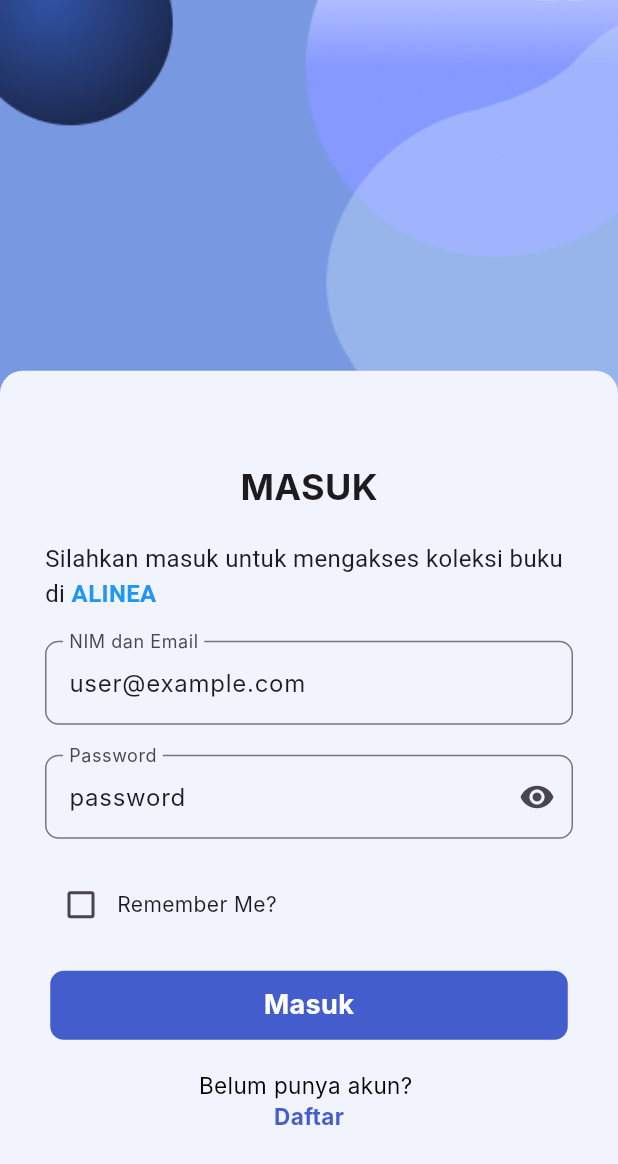
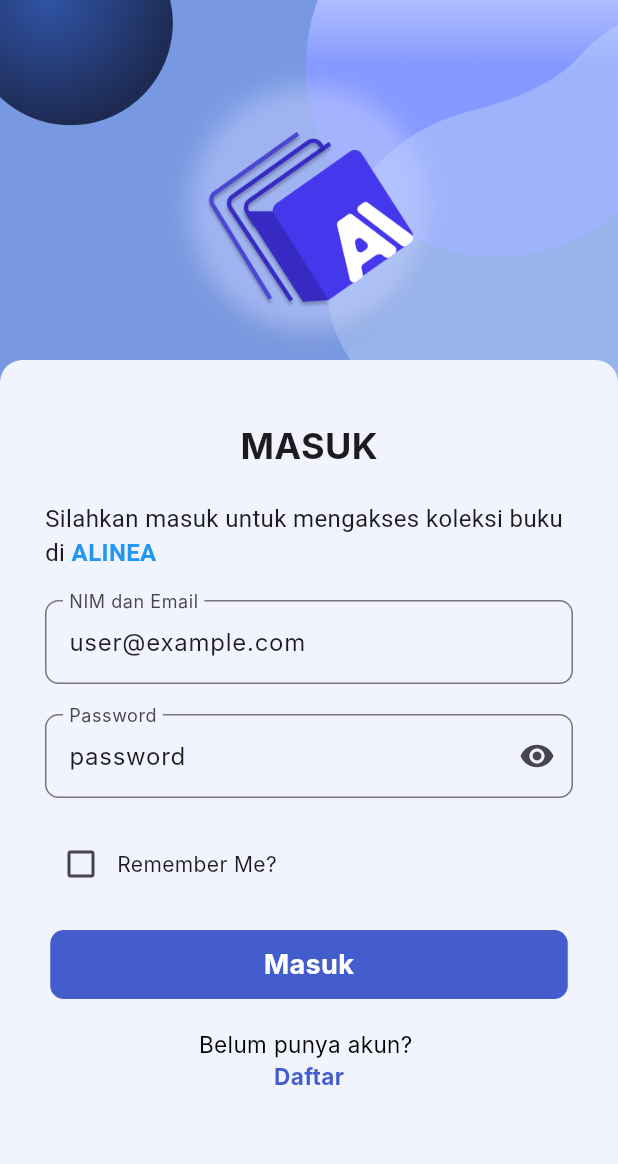
Before and after one commit to dimasyusuf14/ALINEA_FLUTTER, a Flutter app: the screen it shows after launch, on a phone screen of 412 x 824 dp. Shown: the top 1164 px of the screen. Run offline on Flutter 3.47's test engine with Material 3 defaults, Android fonts, the phone set to English and light mode, and no system bars; drawn by our look-alikes of pull_to_refresh; our stand-ins replace carousel_slider, flutter_spinkit, flutter_svg, flutter_widget_from_html, get, get_storage and 1 more; Roboto replaces fonts that are missing (Inter).

Commit message:
add logo at login&signup page

```diff
--- a/lib/controller/auth/login/login_controller.dart
+++ b/lib/controller/auth/login/login_controller.dart
@@ -40,6 +40,8 @@
         await box.write("role", role);
         await box.write("id", id); // Simpan userId ke GetStorage
 
+
+
         Get.offAllNamed(RouteName.mainPage);
       } else {
         Get.back();
--- a/lib/main.dart
+++ b/lib/main.dart
@@ -2,6 +2,7 @@
 import 'package:alinea/pages/login/login_page.dart';
 import 'package:alinea/pages/main/main_page.dart';
 import 'package:alinea/pages/sign_up/sign_up.dart';
+import 'package:alinea/pages/splash/splash_screen.dart';
 import 'package:alinea/pages/wellcome/wellcome_page.dart';
 import 'package:alinea/routes/page_route.dart';
 import 'package:flutter/material.dart';
@@ -24,14 +25,7 @@
 class _MyAppState extends State<MyApp> {
   @override
   Widget build(BuildContext context) {
-    // SystemChrome.setSystemUIOverlayStyle(const SystemUiOverlayStyle(
-    //   statusBarColor: Colors.transparent,
-    //   statusBarIconBrightness: Brightness.dark,
-    // ));
-    // SystemChrome.setPreferredOrientations([
-    //   DeviceOrientation.portraitUp,
-    //   DeviceOrientation.portraitDown,
-    // ]);
+
     return RefreshConfiguration(
       footerBuilder: () => const ClassicFooter(
         loadingIcon: SizedBox(
@@ -54,7 +48,7 @@
             fontFamily: 'Inter',
             splashColor: Colors.transparent),
         debugShowCheckedModeBanner: false,
-        home: LoginPage(),
+        home: SplashScreen(),
       ),
     );
   }
--- a/lib/pages/home/home_page.dart
+++ b/lib/pages/home/home_page.dart
@@ -187,6 +187,7 @@
                                     itemBuilder: (context, index) {
                                       final book = booksToDisplay[index];
                                       return InkWell(
+                                        borderRadius: BorderRadius.circular(9),
                                         onTap: () {
                                           Get.toNamed(
                                             RouteName.detailPage,
--- a/lib/pages/login/login_page.dart
+++ b/lib/pages/login/login_page.dart
@@ -1,5 +1,6 @@
 import 'package:alinea/controller/auth/login/login_controller.dart';
 import 'package:alinea/routes/route_name.dart';
+import 'package:alinea/services/utilities/asset_constant.dart';
 import 'package:alinea/services/utilities/utilities.dart';
 import 'package:alinea/widgets/button/button_primary.dart';
 import 'package:flutter/material.dart';
@@ -16,24 +17,26 @@
       resizeToAvoidBottomInset: false,
       body: Stack(
         children: [
-          // Background image
           Positioned.fill(
             child: Image.asset(
               "assets/images/bg.png",
               fit: BoxFit.cover,
             ),
           ),
-          Positioned(
-            bottom: 0,
-            left: 0,
-            right: 0,
-            // top: Get.height * 0.3,
-            top: MediaQuery.of(context).viewInsets.bottom > 0
-                ? Get.height * 0.1
-                : Get.height * 0.3,
+          Column(
+            children: [
+              SizedBox(
+                height: 40,
+              ),
+              Image.asset(
+                AssetConstant.logo,
+                width: 200,
+                height: 200,
+              ),
+              Expanded(
                 child: Container(
                   padding:
-                  EdgeInsets.only(left: 30, right: 30, top: 60, bottom: 50),
+                      EdgeInsets.only(left: 30, right: 30, top: 40, bottom: 50),
                   decoration: BoxDecoration(
                     color: Color(0XFFF1F4FD),
                     borderRadius: BorderRadius.only(
@@ -194,6 +197,8 @@
               ),
             ],
           ),
+        ],
+      ),
     );
   }
 }
--- a/lib/services/utilities/asset_constant.dart
+++ b/lib/services/utilities/asset_constant.dart
@@ -22,6 +22,7 @@
 
   //IMAGE
   static const String bgLogin = "assets/images/bg.png";
+  static const String logo = "assets/images/logo.png";
   static const String sampul1 = "assets/images/sampul1.png";
   static const String bgHomePage = "assets/images/bg_homepage.png";
   static const String logoAlinea = "assets/images/logo_alinea.png";
--- a/lib/widgets/button/button_primary.dart
+++ b/lib/widgets/button/button_primary.dart
@@ -17,17 +17,21 @@
   final double width;
   @override
   Widget build(BuildContext context) {
-    return InkWell(
+    return Container(
+      decoration: BoxDecoration(
+        color: color,
+        borderRadius: BorderRadius.circular(9),
+      ),
+      child: Material(
+        color: Colors.transparent,
+        child: InkWell(
+          borderRadius: BorderRadius.circular(9),
           onTap: onPressed,
           splashColor: Colors.white24, // Warna efek tap
           highlightColor: Colors.white10,
           child: Container(
             width: width,
             padding: EdgeInsets.symmetric(vertical: 10),
-        decoration: BoxDecoration(
-          color: color,
-          borderRadius: BorderRadius.circular(9),
-        ),
             child: Center(
               child: Text(
                 title,
@@ -39,6 +43,8 @@
               ),
             ),
           ),
+        ),
+      ),
     );
   }
 }
```
Also changed, not shown: lib/pages/home/widgets/book_carousel.dart (+13 -4 lines), lib/pages/sign_up/sign_up.dart (+17 -11 lines), lib/pages/splash/splash_screen.dart (+19 -3 lines), lib/widgets/button/button_category.dart (+14 -4 lines), lib/widgets/button/button_list_profile.dart (+11 -5 lines), assets/images/bg.png, assets/images/bg_homepage.png (deleted), assets/images/logo.png (added), pubspec.yaml (line endings or trailing spaces). Lines whose indentation alone changed are shown as unchanged.
